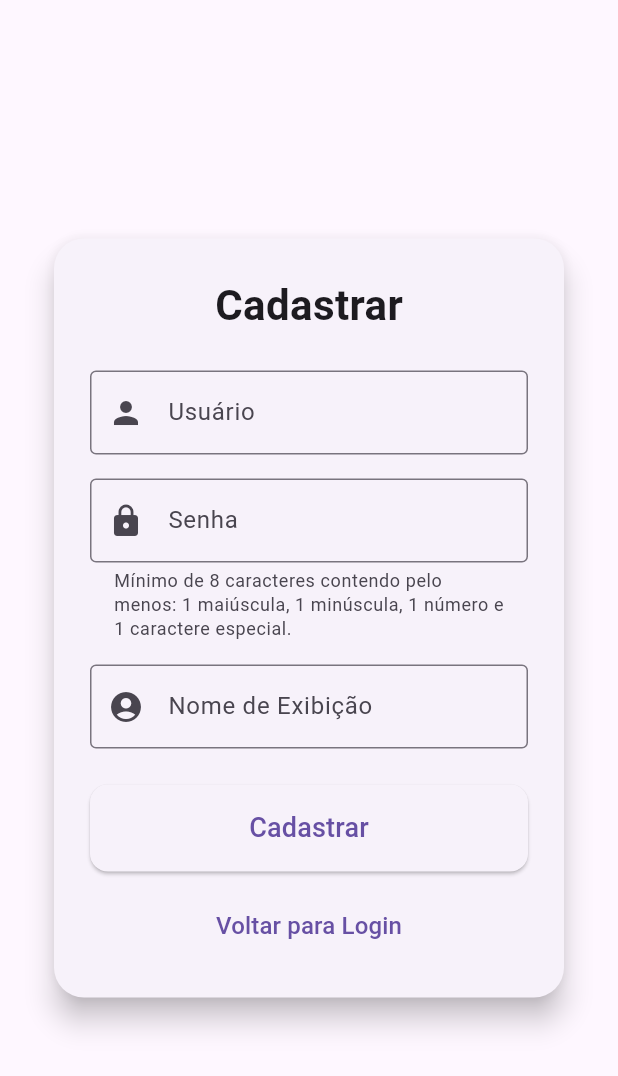
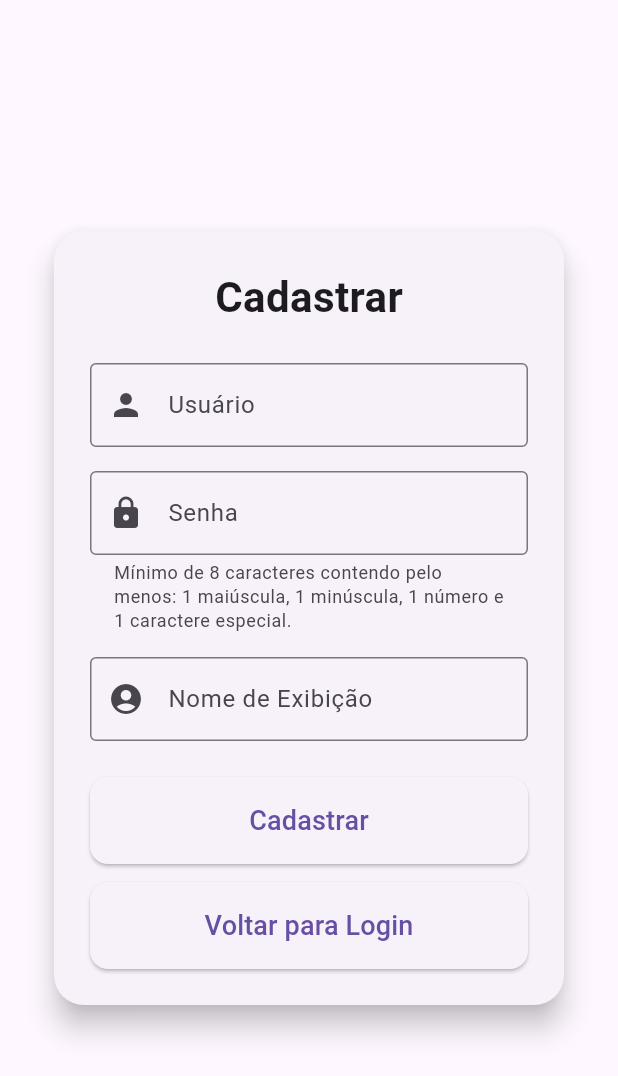
Before and after one commit to johanndebettio/MeuForum, a Flutter app: the RegisterPage screen opened directly, on a phone screen of 412 x 824 dp. Shown: the top 1076 px of the screen. Run offline on Flutter 3.47's test engine with Material 3 defaults, Android fonts, the phone set to English and light mode, and no system bars; our stand-ins replace shared_preferences, sqflite, sqflite_common_ffi; missing offline and left inert: bcrypt; accounts and stored records are empty.

Commit message:
refatorar: padronizar botoes

```diff
--- a/lib/pages/register_page.dart
+++ b/lib/pages/register_page.dart
@@ -41,7 +41,6 @@ class _RegisterPageState extends State<RegisterPage>
     final password = _passwordController.text;
     final displayName = _displayNameController.text.trim();
 
-    // Validar campos -- registro
     _formValidator.validateRegisterForm(username, password, displayName);
 
     if (!_formValidator.isValid) {
@@ -103,9 +102,11 @@ class _RegisterPageState extends State<RegisterPage>
                 child: Column(
                   mainAxisSize: MainAxisSize.min,
                   children: [
-                    const Text('Cadastrar',
-                        style: TextStyle(
-                            fontSize: 28, fontWeight: FontWeight.bold)),
+                    const Text(
+                      'Cadastrar',
+                      style:
+                          TextStyle(fontSize: 28, fontWeight: FontWeight.bold),
+                    ),
                     const SizedBox(height: 24),
                     TextField(
                       controller: _usernameController,
@@ -163,25 +164,44 @@ class _RegisterPageState extends State<RegisterPage>
                         style: ElevatedButton.styleFrom(
                           padding: const EdgeInsets.symmetric(vertical: 16),
                           shape: RoundedRectangleBorder(
-                              borderRadius: BorderRadius.circular(12)),
+                            borderRadius: BorderRadius.circular(12),
+                          ),
                         ),
                         child: _loading
                             ? const CircularProgressIndicator(
-                                color: Colors.white)
-                            : const Text('Cadastrar',
-                                style: TextStyle(fontSize: 18)),
+                                color: Colors.white,
+                              )
+                            : const Text(
+                                'Cadastrar',
+                                style: TextStyle(fontSize: 18),
+                              ),
                       ),
                     ),
                     const SizedBox(height: 12),
-                    TextButton(
-                      onPressed: () {
-                        Navigator.pushReplacement(
-                          context,
-                          MaterialPageRoute(builder: (_) => const LoginPage()),
-                        );
-                      },
-                      child: const Text('Voltar para Login',
-                          style: TextStyle(fontSize: 16)),
+                    SizedBox(
+                      width: double.infinity,
+                      child: ElevatedButton(
+                        onPressed: _loading
+                            ? null
+                            : () {
+                                Navigator.pushReplacement(
+                                  context,
+                                  MaterialPageRoute(
+                                    builder: (_) => const LoginPage(),
+                                  ),
+                                );
+                              },
+                        style: ElevatedButton.styleFrom(
+                          padding: const EdgeInsets.symmetric(vertical: 16),
+                          shape: RoundedRectangleBorder(
+                            borderRadius: BorderRadius.circular(12),
+                          ),
+                        ),
+                        child: const Text(
+                          'Voltar para Login',
+                          style: TextStyle(fontSize: 18),
+                        ),
+                      ),
                     ),
                   ],
                 ),
```
